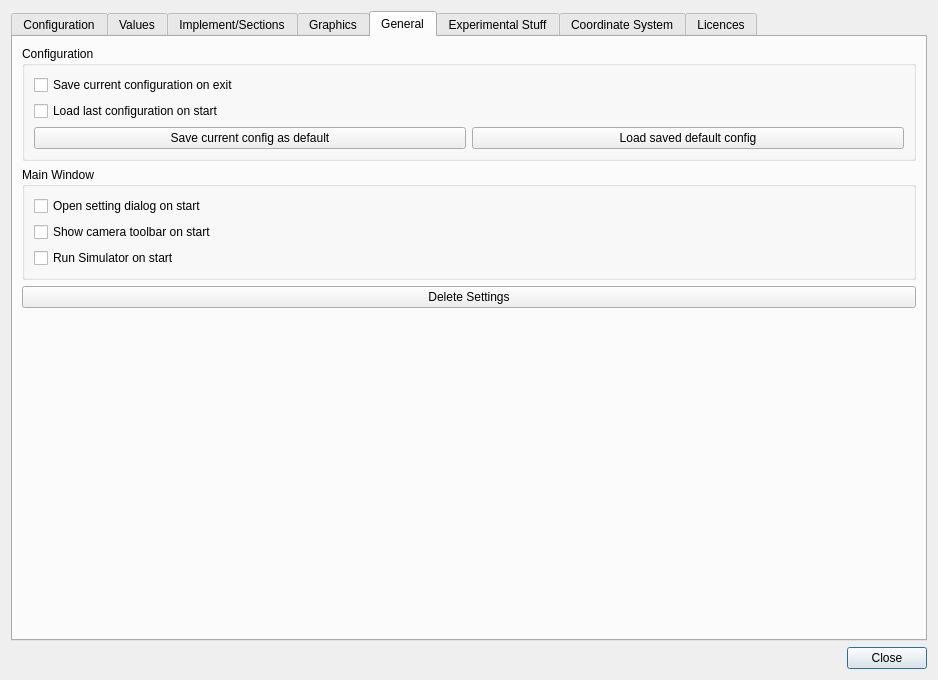
This is src/gui/SettingsDialog.ui in eringerli/QtOpenGuidance as Qt 5 draws it before an edit. The edited form follows.
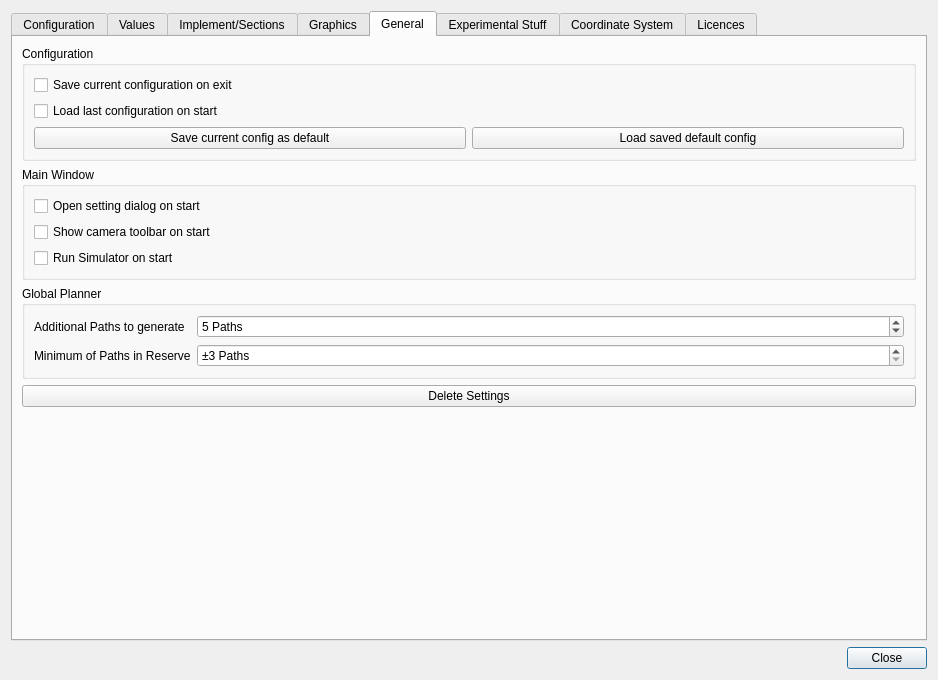
This is the edited form. The open tabs and pages were chosen to show the change. Icons and pictures are not drawn. Custom widgets are drawn as their Qt base class.

Commit message: Global Planner WIP

```diff
--- a/src/gui/SettingsDialog.ui
+++ b/src/gui/SettingsDialog.ui
@@ -1643,6 +1643,76 @@
            </layout>
           </widget>
          </item>
+         <item>
+          <widget class="QGroupBox" name="groupBox_2">
+           <property name="title">
+            <string>Global Planner</string>
+           </property>
+           <layout class="QGridLayout" name="gridLayout_12">
+            <item row="0" column="0">
+             <widget class="QLabel" name="label_11">
+              <property name="text">
+               <string>Additional Paths to generate</string>
+              </property>
+             </widget>
+            </item>
+            <item row="1" column="0">
+             <widget class="QLabel" name="label_26">
+              <property name="text">
+               <string>Minimum of Paths in Reserve</string>
+              </property>
+             </widget>
+            </item>
+            <item row="0" column="1">
+             <widget class="QSpinBox" name="sbPathsToGenerate">
+              <property name="sizePolicy">
+               <sizepolicy hsizetype="Expanding" vsizetype="Fixed">
+                <horstretch>0</horstretch>
+                <verstretch>0</verstretch>
+               </sizepolicy>
+              </property>
+              <property name="suffix">
+               <string> Paths</string>
+              </property>
+              <property name="minimum">
+               <number>0</number>
+              </property>
+              <property name="maximum">
+               <number>100</number>
+              </property>
+              <property name="singleStep">
+               <number>1</number>
+              </property>
+              <property name="value">
+               <number>5</number>
+              </property>
+             </widget>
+            </item>
+            <item row="1" column="1">
+             <widget class="QSpinBox" name="sbPathsInReserve">
+              <property name="sizePolicy">
+               <sizepolicy hsizetype="Expanding" vsizetype="Fixed">
+                <horstretch>0</horstretch>
+                <verstretch>0</verstretch>
+               </sizepolicy>
+              </property>
+              <property name="suffix">
+               <string> Paths</string>
+              </property>
+              <property name="prefix">
+               <string>±</string>
+              </property>
+              <property name="minimum">
+               <number>3</number>
+              </property>
+              <property name="maximum">
+               <number>100</number>
+              </property>
+             </widget>
+            </item>
+           </layout>
+          </widget>
+         </item>
          <item>
           <widget class="QPushButton" name="pbDeleteSettings">
            <property name="focusPolicy">
```
Left out of the diff: 4 changed lines with no effect on the pictures. The commit also changes 5 other files.
